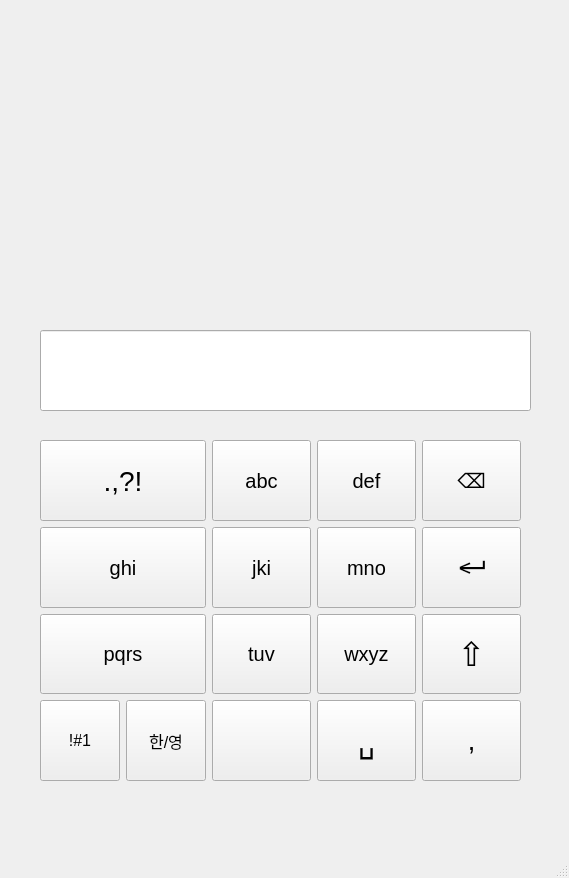
First picture: the form in C++_QT/Day3/hw3/hw3_package/ui/mainwindow.ui, repository kdohun42/21th_robit_intern_kimdohun, before the edit.
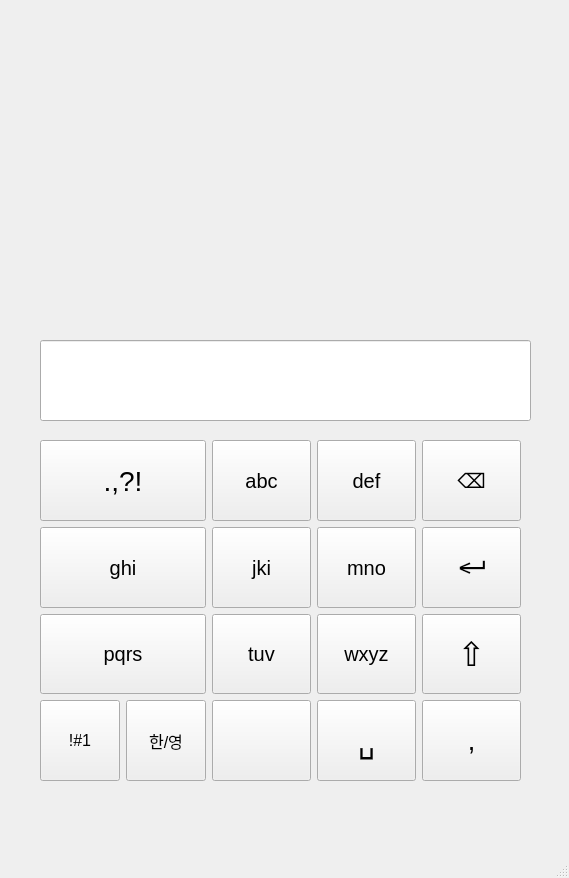
Second picture: the form after the edit.

```diff
--- a/C++_QT/Day3/hw3/hw3_package/ui/mainwindow.ui
+++ b/C++_QT/Day3/hw3/hw3_package/ui/mainwindow.ui
@@ -18,7 +18,7 @@
     <property name="geometry">
      <rect>
       <x>40</x>
-      <y>330</y>
+      <y>340</y>
       <width>491</width>
       <height>81</height>
      </rect>
```
